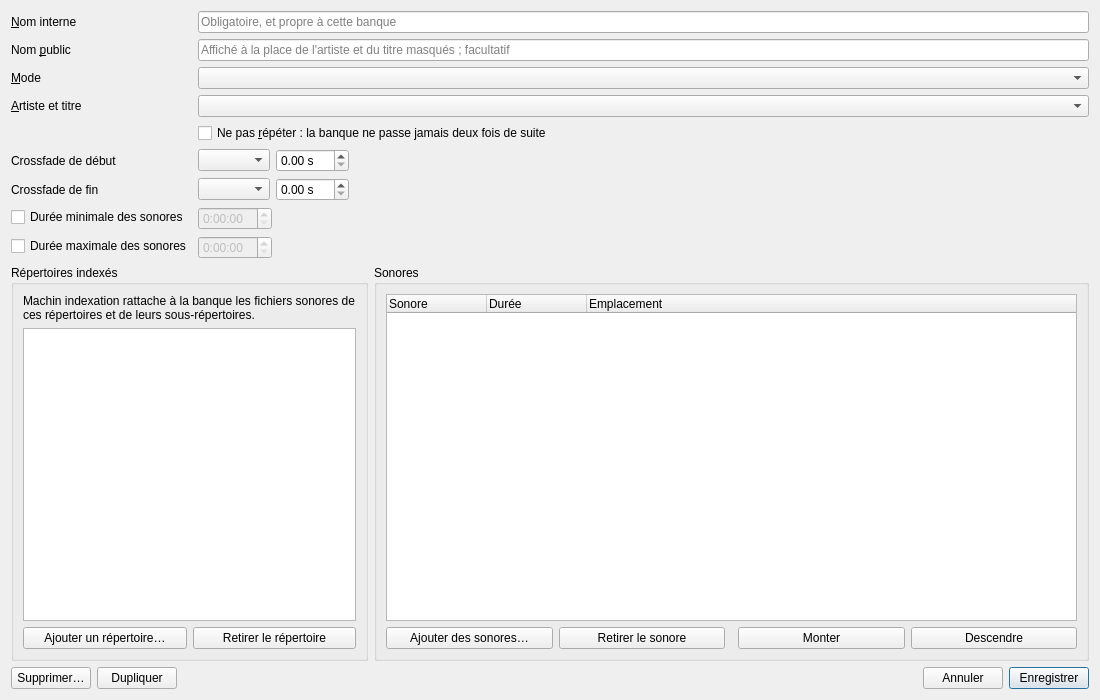
First picture: the form in src/machincast/interface/ui/fiche_banque.ui, repository dascritch/machincast, before the edit.
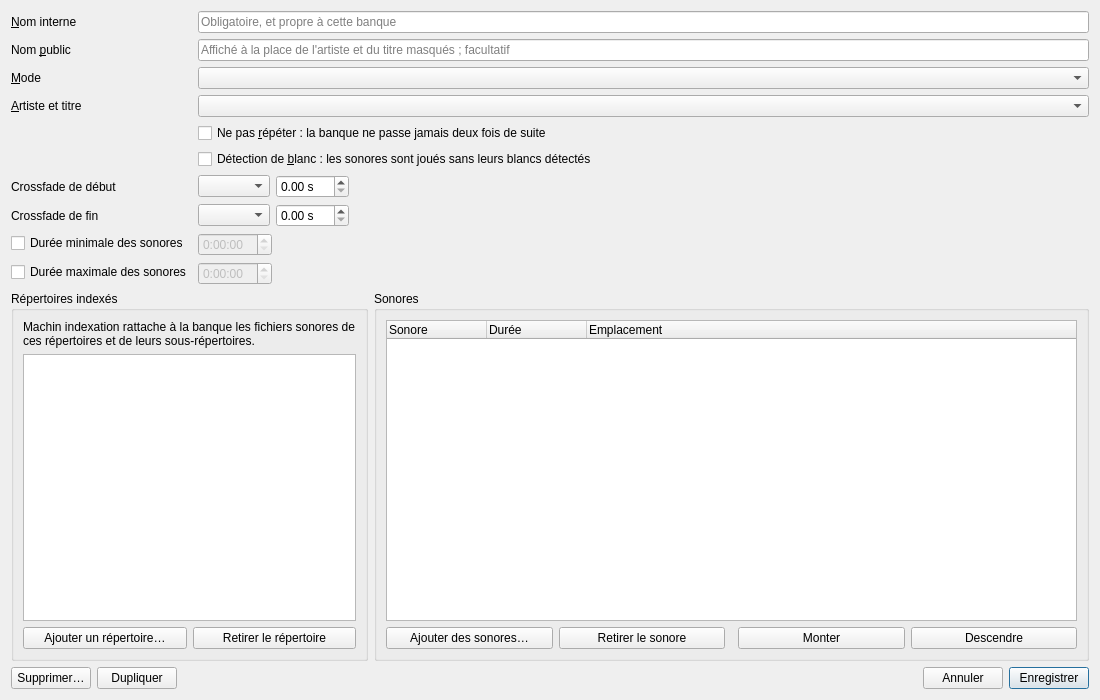
Second picture: the form after the edit.

Commit message:
feat: détection de blanc des sonores, mesurée par l'audit complet
https://github.com/dascritch/machincast/issues/146
Trim intelligent d'un Sonore par détection de blanc

Claude-Session: https://claude.ai/code/session_01P5BmUA6Q6zj6eA4Ks7Cbgy

Diff of the .ui file:
```diff
--- a/src/machincast/interface/ui/fiche_banque.ui
+++ b/src/machincast/interface/ui/fiche_banque.ui
@@ -86,7 +86,17 @@
        </property>
       </widget>
      </item>
-     <item row="5" column="0">
+     <item row="5" column="1">
+      <widget class="QCheckBox" name="detection_blancs">
+       <property name="text">
+        <string>Détection de &amp;blanc : les sonores sont joués sans leurs blancs détectés</string>
+       </property>
+       <property name="toolTip">
+        <string>Chaque sonore joué via la banque commence à son début détecté et s'arrête à sa fin détectée, mesurés par l'audit complet.</string>
+       </property>
+      </widget>
+     </item>
+     <item row="6" column="0">
       <widget class="QLabel" name="etiquette_crossfade_debut">
        <property name="text">
         <string>Crossfade de début</string>
@@ -96,7 +106,7 @@
        </property>
       </widget>
      </item>
-     <item row="5" column="1">
+     <item row="6" column="1">
       <layout class="QHBoxLayout" name="disposition_crossfade_debut" stretch="0,0,1">
        <item>
         <widget class="QComboBox" name="regle_crossfade_debut">
@@ -130,7 +140,7 @@
        </item>
       </layout>
      </item>
-     <item row="6" column="0">
+     <item row="7" column="0">
       <widget class="QLabel" name="etiquette_crossfade_fin">
        <property name="text">
         <string>Crossfade de fin</string>
@@ -140,7 +150,7 @@
        </property>
       </widget>
      </item>
-     <item row="6" column="1">
+     <item row="7" column="1">
       <layout class="QHBoxLayout" name="disposition_crossfade_fin" stretch="0,0,1">
        <item>
         <widget class="QComboBox" name="regle_crossfade_fin">
@@ -174,7 +184,7 @@
        </item>
       </layout>
      </item>
-     <item row="7" column="0">
+     <item row="8" column="0">
       <widget class="QCheckBox" name="a_duree_min">
        <property name="text">
         <string>Durée minimale des sonores</string>
@@ -184,7 +194,7 @@
        </property>
       </widget>
      </item>
-     <item row="7" column="1">
+     <item row="8" column="1">
       <layout class="QHBoxLayout" name="disposition_duree_min" stretch="0,1">
        <item>
         <widget class="QTimeEdit" name="duree_min">
@@ -205,7 +215,7 @@
        </item>
       </layout>
      </item>
-     <item row="8" column="0">
+     <item row="9" column="0">
       <widget class="QCheckBox" name="a_duree_max">
        <property name="text">
         <string>Durée maximale des sonores</string>
@@ -215,7 +225,7 @@
        </property>
       </widget>
      </item>
-     <item row="8" column="1">
+     <item row="9" column="1">
       <layout class="QHBoxLayout" name="disposition_duree_max" stretch="0,1">
        <item>
         <widget class="QTimeEdit" name="duree_max">
```
The commit also changes 52 other files.
